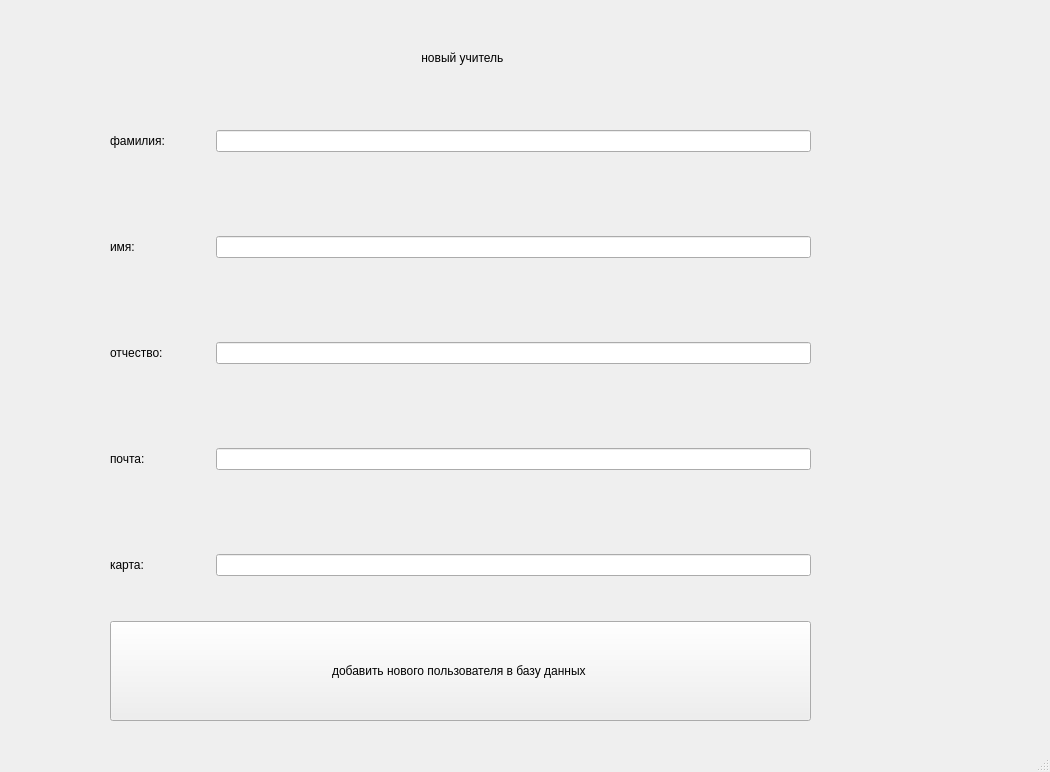
Before: the Qt Designer form append_teacher.ui in Kateriabova/NFC--lock, drawn with Qt 5.
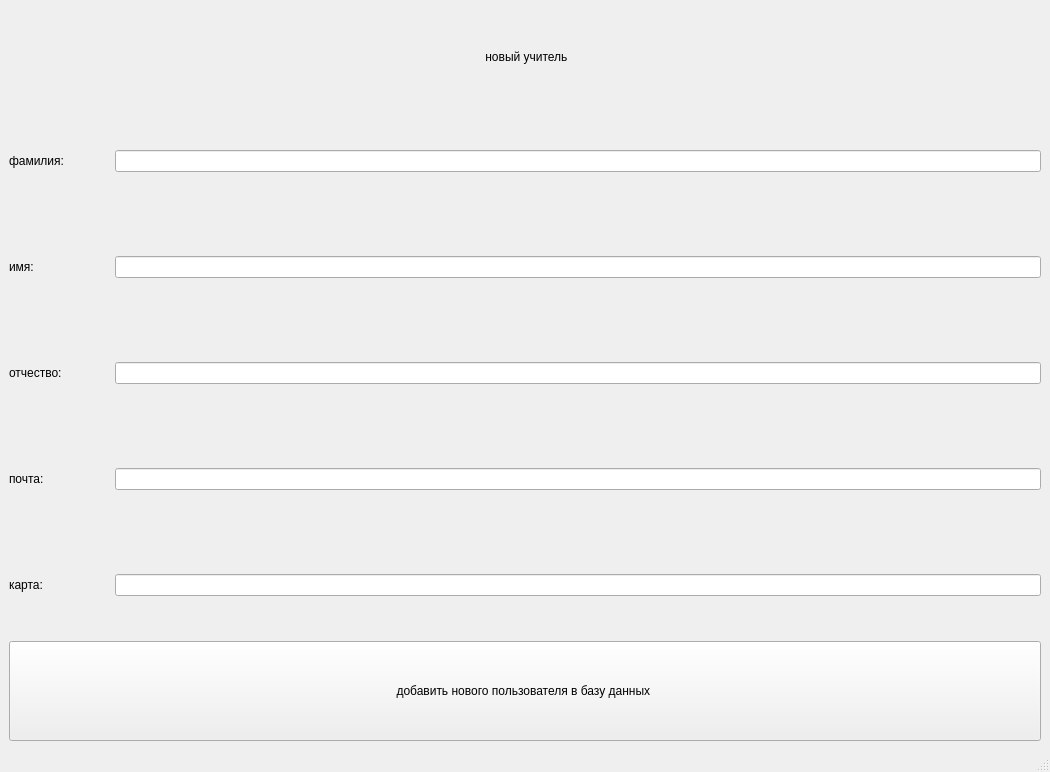
After: the same form once the commit is applied.

Commit message: added layouts by kate!!!

What changed in the file:
```diff
--- a/append_teacher.ui
+++ b/append_teacher.ui
@@ -26,15 +26,8 @@
    </size>
   </property>
   <widget class="QWidget" name="centralwidget">
-   <widget class="QWidget" name="gridLayoutWidget_2">
-    <property name="geometry">
-     <rect>
-      <x>110</x>
-      <y>30</y>
-      <width>701</width>
-      <height>691</height>
-     </rect>
-    </property>
+   <layout class="QVBoxLayout" name="verticalLayout">
+    <item>
     <layout class="QGridLayout" name="gridLayout_2">
      <item row="2" column="0">
       <widget class="QPushButton" name="append_teacher">
@@ -177,7 +170,8 @@
       </layout>
      </item>
     </layout>
-   </widget>
+    </item>
+   </layout>
   </widget>
   <widget class="QMenuBar" name="menubar">
    <property name="geometry">
```
Left out of the diff: 2 changed lines with no effect on the pictures. Lines whose indentation alone changed are shown as unchanged. The commit also changes 1 other file.
